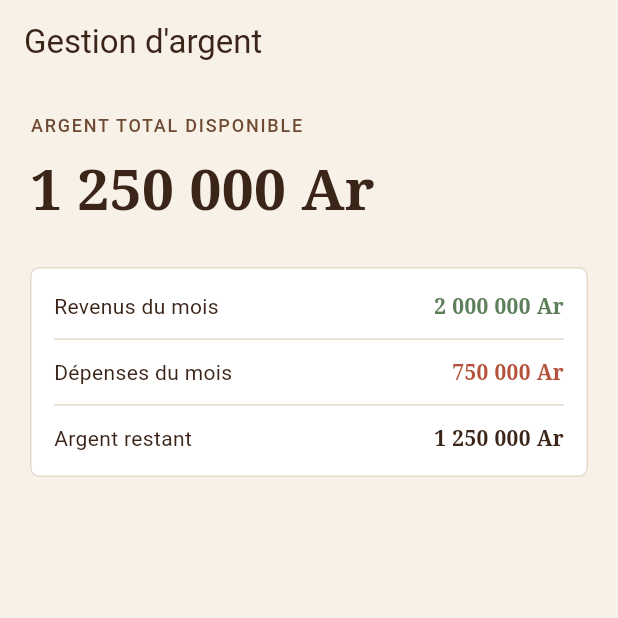
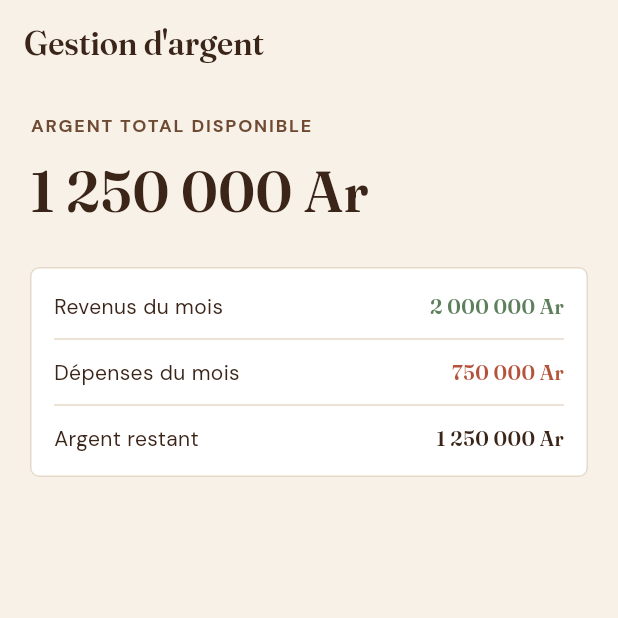
Before and after one commit to ciaahranaivoarison/portefeuille, a Flutter app: the screen it shows after launch, on a phone screen of 412 x 824 dp, the top half of it. Run offline on Flutter 3.47's test engine with Material 3 defaults, Android fonts, the light colour scheme and no system bars.

Commit message:
Ajout des polices Fraunces et DM Sans

```diff
--- a/lib/core/app_theme.dart
+++ b/lib/core/app_theme.dart
@@ -13,6 +13,12 @@ class AppColors {
 }
 
 class AppTheme {
+  /// Police des titres et des montants.
+  static const fontTitre = 'Fraunces';
+
+  /// Police du texte courant.
+  static const fontTexte = 'DMSans';
+
   static ThemeData get light {
     final scheme = ColorScheme.fromSeed(
       seedColor: AppColors.noyer,
@@ -28,6 +34,7 @@ class AppTheme {
 
     return ThemeData(
       useMaterial3: true,
+      fontFamily: fontTexte,
       colorScheme: scheme,
       scaffoldBackgroundColor: AppColors.creme,
       appBarTheme: const AppBarTheme(
@@ -36,6 +43,12 @@ class AppTheme {
         elevation: 0,
         scrolledUnderElevation: 0,
         centerTitle: false,
+        titleTextStyle: TextStyle(
+          fontFamily: fontTitre,
+          fontSize: 22,
+          fontWeight: FontWeight.w600,
+          color: AppColors.cacao,
+        ),
       ),
       cardTheme: CardThemeData(
         color: AppColors.blanc,
--- a/lib/main.dart
+++ b/lib/main.dart
@@ -45,13 +45,14 @@ class HomePage extends StatelessWidget {
             style: text.labelMedium?.copyWith(
               letterSpacing: 1.2,
               color: AppColors.noyer,
+              fontWeight: FontWeight.w700,
             ),
           ),
           const SizedBox(height: 8),
           const Text(
             '1 250 000 Ar',
             style: TextStyle(
-              fontFamily: 'serif',
+              fontFamily: AppTheme.fontTitre,
               fontSize: 38,
               fontWeight: FontWeight.w600,
               color: AppColors.cacao,
@@ -110,7 +111,7 @@ class _Ligne extends StatelessWidget {
         Text(
           montant,
           style: TextStyle(
-            fontFamily: 'serif',
+            fontFamily: AppTheme.fontTitre,
             fontWeight: FontWeight.w600,
             color: couleur,
           ),
```
Also changed, not shown: pubspec.yaml (+26 -83 lines), assets/fonts/DMSans_18pt-Bold.ttf (added), assets/fonts/DMSans_18pt-Regular.ttf (added), assets/fonts/Fraunces_72pt-Regular.ttf (added), assets/fonts/Fraunces_72pt-SemiBold.ttf (added), pubspec.lock.
